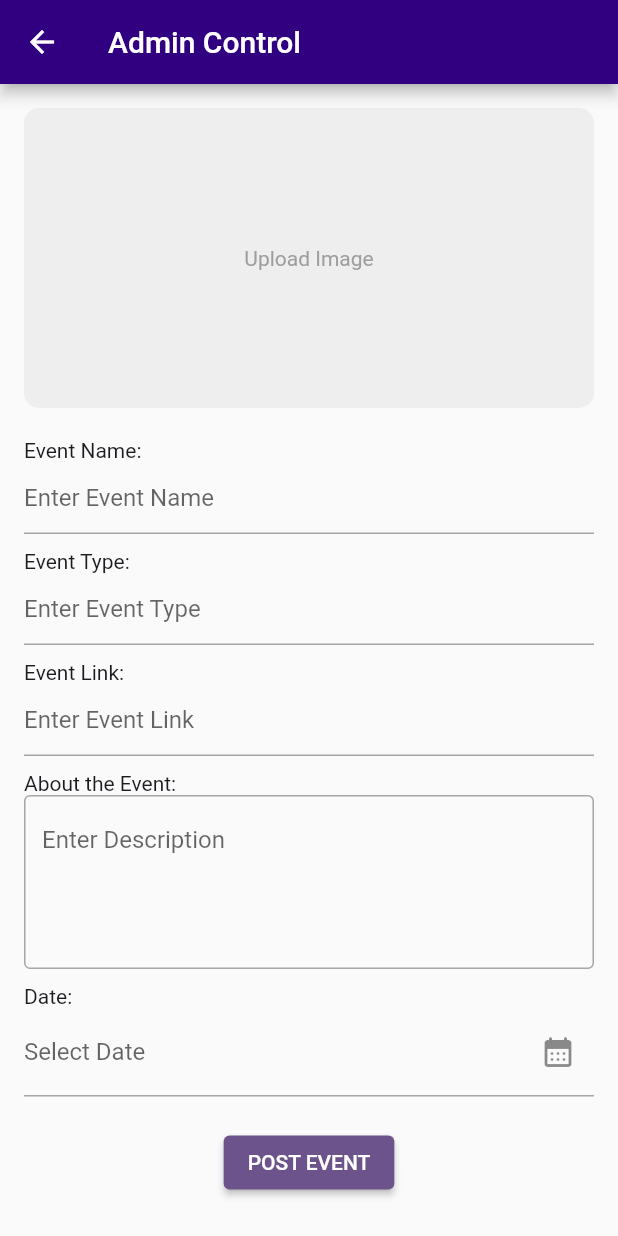
After one commit to Rithik1611/team_up, a Flutter app: the AddPage screen opened directly, after a tap on "Admin Control", on a phone screen of 412 x 824 dp. The commit adds this screen. Run offline on Flutter 3.47's test engine with Material 3 defaults, Android fonts, the phone set to English and light mode, and no system bars; our stand-ins replace awesome_snackbar_content, curved_navigation_bar, dio, dropdown_search, getwidget, google_fonts and 2 more.

Commit message:
admin-control

```diff
--- a/lib/view/add_page.dart
+++ b/lib/view/add_page.dart
@@ -1,7 +1,9 @@
 import 'package:flutter/material.dart';
 import 'package:getwidget/getwidget.dart';
+import 'package:team_up/view/admin_control_page.dart';
+
 import 'package:team_up/view/get_verified_page.dart'; // Import GetWidget
-
+// Import AddCategoryPage
 
 class AddPage extends StatelessWidget {
   const AddPage({super.key});
@@ -15,7 +17,10 @@ class AddPage extends StatelessWidget {
         title: const Text('Add'),
       ),
       body: Center(
-        child: Container(
+        child: Column(
+          mainAxisAlignment: MainAxisAlignment.center,
+          children: [
+            Container(
               height: 100,
               child: GFButton(
                 onPressed: () => Navigator.push(
@@ -26,7 +31,7 @@ class AddPage extends StatelessWidget {
                 ),
                 text: "Upload",
                 textStyle: const TextStyle(fontSize: 24),
-            icon: const Icon(Icons.file_upload_sharp, color: Colors.white), // Optional icon
+                icon: const Icon(Icons.file_upload_sharp, color: Colors.white),
                 color: GFColors.SUCCESS,
                 textColor: Colors.white,
                 shape: GFButtonShape.standard,
@@ -34,6 +39,30 @@ class AddPage extends StatelessWidget {
                 blockButton: true,
               ),
             ),
+            const SizedBox(height: 20), // Spacing between buttons
+            InkWell(
+              child: Container(
+                height: 100,
+                child: GFButton(
+                  onPressed: () => Navigator.push(
+                    context,
+                    MaterialPageRoute(builder: (context) => AdminControlPage()),
+                  ),
+                  text: "Admin Control",
+                  textStyle: const TextStyle(fontSize: 24),
+                  icon: const Icon(Icons.admin_panel_settings,
+                      color: Colors.white),
+                  color: GFColors.INFO,
+                  textColor: Colors.white,
+                  shape: GFButtonShape.standard,
+                  size: GFSize.LARGE,
+                  blockButton: true,
+                ),
+              ),
+              onTap: () {},
+            ),
+          ],
+        ),
       ),
     );
   }
--- /dev/null
+++ b/lib/view/admin_control_page.dart
@@ -0,0 +1,210 @@
+import 'package:awesome_snackbar_content/awesome_snackbar_content.dart'; // Import the package
+import 'package:flutter/material.dart';
+import 'package:dio/dio.dart'; // Import Dio package
+import 'package:image_picker/image_picker.dart'; // Import ImagePicker package
+import 'dart:io'; // Import to handle file
+
+class AdminControlPage extends StatefulWidget {
+  const AdminControlPage({Key? key}) : super(key: key);
+
+  @override
+  _AdminControlPageState createState() => _AdminControlPageState();
+}
+
+class _AdminControlPageState extends State<AdminControlPage> {
+  final _formKey = GlobalKey<FormState>();
+  final _titleController = TextEditingController();
+  final _descriptionController = TextEditingController();
+  final _courseLinkController = TextEditingController();
+  final _aboutController = TextEditingController();
+  DateTime? _selectedDate;
+  File? _selectedImage;
+
+  @override
+  void dispose() {
+    _titleController.dispose();
+    _descriptionController.dispose();
+    _courseLinkController.dispose();
+    _aboutController.dispose();
+    super.dispose();
+  }
+
+  Future<void> _selectDate(BuildContext context) async {
+    final DateTime? pickedDate = await showDatePicker(
+      context: context,
+      initialDate: DateTime.now(),
+      firstDate: DateTime.now(),
+      lastDate: DateTime(2101),
+    );
+
+    if (pickedDate != null && pickedDate != _selectedDate) {
+      setState(() {
+        _selectedDate = pickedDate;
+      });
+    }
+  }
+
+  Future<void> _pickImage() async {
+    final picker = ImagePicker();
+    final pickedFile = await picker.pickImage(source: ImageSource.gallery);
+    if (pickedFile != null) {
+      setState(() {
+        _selectedImage = File(pickedFile.path);
+      });
+    }
+  }
+
+  Future<void> _postEventToServer() async {
+    try {
+      final eventData = {
+        "title": _titleController.text,
+        "courseLink": _courseLinkController.text,
+        "date": _selectedDate?.toIso8601String(),
+        "eventType": _descriptionController.text,
+        "about": _aboutController.text,
+      };
+
+      FormData formData = FormData.fromMap({
+        ...eventData,
+        if (_selectedImage != null)
+          "file": await MultipartFile.fromFile(_selectedImage!.path,
+              filename: "event_poster.jpg"),
+      });
+
+      var response = await Dio().post(
+        'https://your-server-url.com/api/addEvent',
+        data: formData,
+      );
+
+      if (response.statusCode == 200) {
+        ScaffoldMessenger.of(context).showSnackBar(
+          SnackBar(
+            elevation: 0,
+            backgroundColor: Colors.transparent,
+            content: AwesomeSnackbarContent(
+              title: 'Posted!',
+              message: 'New event has been added.',
+              contentType: ContentType.success,
+            ),
+          ),
+        );
+        Navigator.of(context).pop(true);
+      } else {
+        throw Exception('Failed to post event');
+      }
+    } catch (e) {
+      ScaffoldMessenger.of(context).showSnackBar(
+        SnackBar(
+          elevation: 0,
+          backgroundColor: Colors.transparent,
+          content: AwesomeSnackbarContent(
+            title: 'Error!',
+            message: 'Failed to post event. Please try again.',
+            contentType: ContentType.failure,
+          ),
+        ),
+      );
+    }
+  }
+
+  @override
+  Widget build(BuildContext context) {
+    return Scaffold(
+      appBar: AppBar(
+        title: const Text('Admin Control'),
+        backgroundColor: const Color.fromARGB(255, 49, 0, 128),
+      ),
+      body: SingleChildScrollView(
+        child: Padding(
+          padding: const EdgeInsets.all(16.0),
+          child: Column(
+            crossAxisAlignment: CrossAxisAlignment.start,
+            children: [
+              GestureDetector(
+                onTap: _pickImage,
+                child: Container(
+                  height: 200,
+                  width: double.infinity,
+                  decoration: BoxDecoration(
+                    color: Colors.grey[200],
+                    borderRadius: BorderRadius.circular(10),
+                  ),
+                  child: _selectedImage == null
+                      ? Center(
+                          child: Text(
+                            'Upload Image',
+                            style: TextStyle(color: Colors.grey),
+                          ),
+                        )
+                      : Image.file(_selectedImage!, fit: BoxFit.cover),
+                ),
+              ),
+              SizedBox(height: 20),
+              Text('Event Name:'),
+              TextField(
+                controller: _titleController,
+                decoration: const InputDecoration(
+                  hintText: 'Enter Event Name',
+                ),
+              ),
+              SizedBox(height: 10),
+              Text('Event Type:'),
+              TextField(
+                controller: _descriptionController,
+                decoration: const InputDecoration(
+                  hintText: 'Enter Event Type',
+                ),
+              ),
+              SizedBox(height: 10),
+              Text('Event Link:'),
+              TextField(
+                controller: _courseLinkController,
+                decoration: const InputDecoration(
+                  hintText: 'Enter Event Link',
+                ),
+              ),
+              SizedBox(height: 10),
+              Text('About the Event:'),
+              TextField(
+                controller: _aboutController,
+                maxLines: 4,
+                decoration: InputDecoration(
+                  hintText: 'Enter Description',
+                  border: OutlineInputBorder(),
+                ),
+              ),
+              SizedBox(height: 10),
+              Text('Date:'),
+              TextFormField(
+                readOnly: true,
+                decoration: InputDecoration(
+                  labelText: 'Select Date',
+                  suffixIcon: IconButton(
+                    icon: const Icon(Icons.calendar_month_rounded),
+                    onPressed: () => _selectDate(context),
+                  ),
+                ),
+                controller: TextEditingController(
+                  text: _selectedDate == null
+                      ? ''
+                      : '${_selectedDate!.toLocal()}'.split(' ')[0],
+                ),
+              ),
+              SizedBox(height: 20),
+              Center(
+                child: ElevatedButton(
+                  onPressed: () {
+                    if (_formKey.currentState!.validate()) {
+                      _postEventToServer();
+                    }
+                  },
+                  child: Text('POST EVENT'),
+                ),
+              ),
+            ],
+          ),
+        ),
+      ),
+    );
+  }
+}
```
Lines whose indentation alone changed are shown as unchanged.
